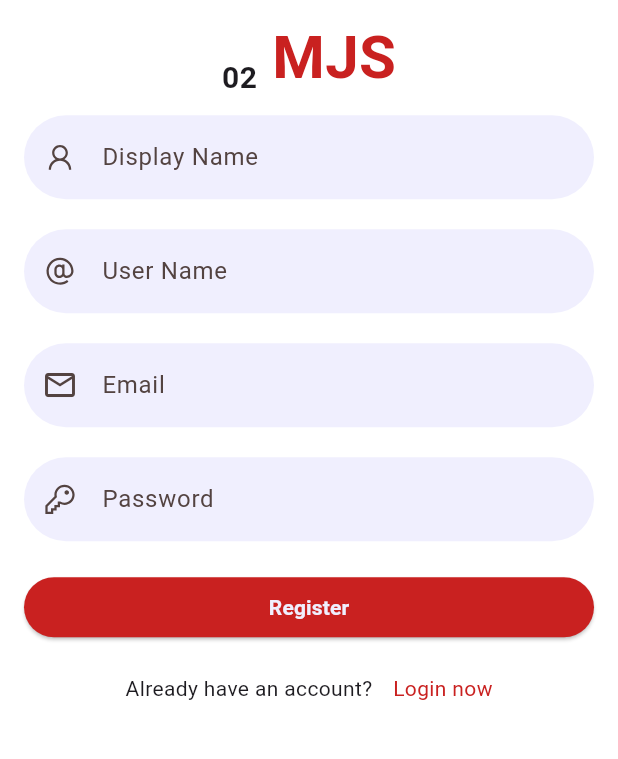
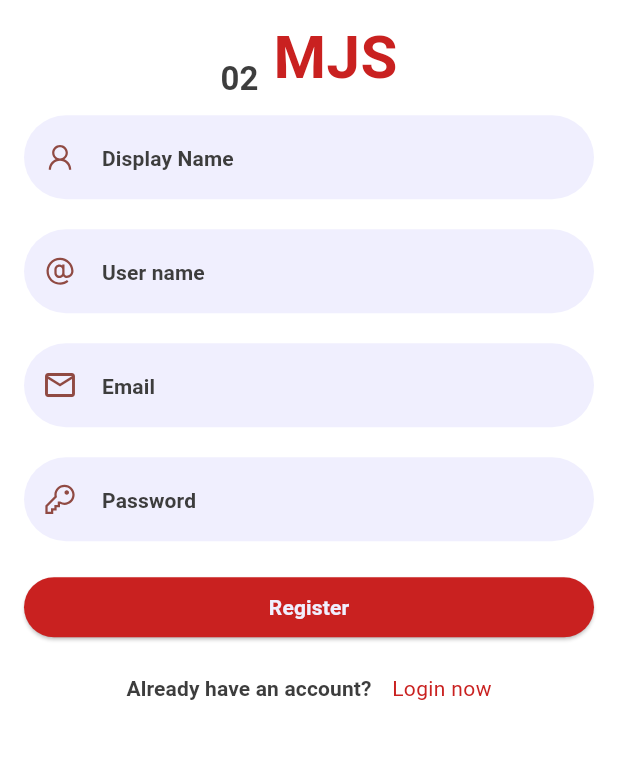
Before and after one commit to mjaber5/MJS, a Flutter app: the screen it shows after launch, after a tap on "Regist now", on a phone screen of 412 x 824 dp, the part 379-1138 px from its top. Run offline on Flutter 3.47's test engine with Material 3 defaults, Android fonts, the phone set to English and light mode, and no system bars; our stand-ins replace cloud_firestore, firebase_auth, firebase_core, flutter_svg, gap, google_fonts and 3 more; accounts and stored records are empty.

Commit message:
i build new theme according to device theme and lyaout screen

```diff
--- a/lib/main.dart
+++ b/lib/main.dart
@@ -3,6 +3,7 @@ import 'package:flutter/material.dart';
 import 'package:firebase_core/firebase_core.dart';
 import 'package:flutter/services.dart';
 import 'package:google_fonts/google_fonts.dart';
+import 'package:social_media_project/colors/app_color.dart';
 import 'package:social_media_project/layout.dart';
 import 'package:social_media_project/pages/auth/login_page.dart';
 import 'firebase_options.dart';
@@ -19,12 +20,12 @@ Future<void> main() async {
 }
 
 final ColorScheme colorScheme = ColorScheme.fromSeed(
-  seedColor: const Color(0xffc92120),
+  seedColor: kPrimaryColor,
   background: const Color.fromARGB(255, 255, 255, 255),
   brightness: Brightness.light,
 );
 final ColorScheme darkColorScheme = ColorScheme.fromSeed(
-  seedColor: const Color(0xffc92120),
+  seedColor: kPrimaryColor,
   background: const Color.fromARGB(255, 0, 0, 0),
   brightness: Brightness.dark,
 );
@@ -36,22 +37,21 @@ class SocialApp extends StatelessWidget {
   Widget build(BuildContext context) {
     return MaterialApp(
       debugShowCheckedModeBanner: false,
-      themeMode: ThemeMode.system,
       theme: ThemeData().copyWith(
         colorScheme: colorScheme,
         scaffoldBackgroundColor: colorScheme.background,
         textTheme: GoogleFonts.ubuntuCondensedTextTheme().copyWith(
           titleSmall: GoogleFonts.ubuntuCondensed(
             fontWeight: FontWeight.bold,
-            color: Colors.black,
+            color: const Color.fromARGB(255, 61, 61, 61),
           ),
           titleMedium: GoogleFonts.ubuntuCondensed(
             fontWeight: FontWeight.bold,
-            color: Colors.black,
+            color: const Color.fromARGB(255, 61, 61, 61),
           ),
           titleLarge: GoogleFonts.ubuntuCondensed(
             fontWeight: FontWeight.bold,
-            color: Colors.black,
+            color: const Color.fromARGB(255, 61, 61, 61),
           ),
         ),
         elevatedButtonTheme: ElevatedButtonThemeData(
@@ -66,19 +66,20 @@ class SocialApp extends StatelessWidget {
         textTheme: GoogleFonts.ubuntuCondensedTextTheme().copyWith(
           titleSmall: GoogleFonts.ubuntuCondensed(
             fontWeight: FontWeight.bold,
-            color: Colors.white,
+            color: const Color.fromARGB(255, 144, 144, 144),
           ),
           titleMedium: GoogleFonts.ubuntuCondensed(
             fontWeight: FontWeight.bold,
-            color: Colors.white,
+            color: const Color.fromARGB(255, 144, 144, 144),
           ),
           titleLarge: GoogleFonts.ubuntuCondensed(
-              fontWeight: FontWeight.bold, color: Colors.white),
+            fontWeight: FontWeight.bold,
+            color: const Color.fromARGB(255, 144, 144, 144),
+          ),
         ),
         elevatedButtonTheme: ElevatedButtonThemeData(
           style: ElevatedButton.styleFrom(
-            backgroundColor: darkColorScheme.onPrimary,
-          ),
+              backgroundColor: darkColorScheme.onPrimary),
         ),
       ),
       home: StreamBuilder<User?>(
--- a/lib/pages/auth/login_page.dart
+++ b/lib/pages/auth/login_page.dart
@@ -1,3 +1,5 @@
+// ignore_for_file: use_build_context_synchronously
+
 import 'dart:developer';
 
 import 'package:flutter/material.dart';
@@ -67,12 +69,9 @@ class _LoginPageState extends State<LoginPage> {
                   crossAxisAlignment: CrossAxisAlignment.end,
                   mainAxisAlignment: MainAxisAlignment.center,
                   children: [
-                    const Text(
+                    Text(
                       "02",
-                      style: TextStyle(
-                        fontSize: 20,
-                        fontWeight: FontWeight.bold,
-                      ),
+                      style: Theme.of(context).textTheme.titleMedium,
                     ),
                     const Gap(10),
                     Text(
@@ -92,8 +91,12 @@ class _LoginPageState extends State<LoginPage> {
                   decoration: InputDecoration(
                       fillColor: kWhiteColor,
                       filled: true,
-                      prefixIcon: const Icon(Icons.email_outlined),
+                      prefixIcon: Icon(
+                        Icons.email_outlined,
+                        color: Theme.of(context).colorScheme.primary,
+                      ),
                       hintText: "Email",
+                      hintStyle: Theme.of(context).textTheme.titleSmall,
                       border: OutlineInputBorder(
                           borderSide: BorderSide.none,
                           borderRadius: BorderRadius.circular(30)),
@@ -109,8 +112,12 @@ class _LoginPageState extends State<LoginPage> {
                   decoration: InputDecoration(
                       fillColor: kWhiteColor,
                       filled: true,
-                      prefixIcon: const Icon(LineIcons.key),
+                      prefixIcon: Icon(
+                        LineIcons.key,
+                        color: Theme.of(context).colorScheme.primary,
+                      ),
                       hintText: "Password",
+                      hintStyle: Theme.of(context).textTheme.titleSmall,
                       border: OutlineInputBorder(
                           borderSide: BorderSide.none,
                           borderRadius: BorderRadius.circular(30)),
@@ -144,7 +151,10 @@ class _LoginPageState extends State<LoginPage> {
                 Row(
                   mainAxisAlignment: MainAxisAlignment.center,
                   children: [
-                    const Text("Dont have an account? "),
+                    Text(
+                      "Dont have an account? ",
+                      style: Theme.of(context).textTheme.titleSmall,
+                    ),
                     const Gap(10),
                     GestureDetector(
                         onTap: () {
--- a/lib/pages/auth/register_page.dart
+++ b/lib/pages/auth/register_page.dart
@@ -63,12 +63,9 @@ class _RegisterPageState extends State<RegisterPage> {
                   crossAxisAlignment: CrossAxisAlignment.end,
                   mainAxisAlignment: MainAxisAlignment.center,
                   children: [
-                    const Text(
+                    Text(
                       "02",
-                      style: TextStyle(
-                        fontSize: 20,
-                        fontWeight: FontWeight.bold,
-                      ),
+                      style: Theme.of(context).textTheme.titleLarge,
                     ),
                     const Gap(10),
                     Text(
@@ -87,8 +84,12 @@ class _RegisterPageState extends State<RegisterPage> {
                   decoration: InputDecoration(
                       fillColor: kWhiteColor,
                       filled: true,
-                      prefixIcon: const Icon(LineIcons.user),
+                      prefixIcon: Icon(
+                        LineIcons.user,
+                        color: Theme.of(context).colorScheme.primary,
+                      ),
                       hintText: "Display Name",
+                      hintStyle: Theme.of(context).textTheme.titleSmall,
                       border: OutlineInputBorder(
                           borderSide: BorderSide.none,
                           borderRadius: BorderRadius.circular(30)),
@@ -103,8 +104,12 @@ class _RegisterPageState extends State<RegisterPage> {
                   decoration: InputDecoration(
                       fillColor: kWhiteColor,
                       filled: true,
-                      prefixIcon: const Icon(LineIcons.at),
-                      hintText: "User Name",
+                      prefixIcon: Icon(
+                        LineIcons.at,
+                        color: Theme.of(context).colorScheme.primary,
+                      ),
+                      hintText: "User name",
+                      hintStyle: Theme.of(context).textTheme.titleSmall,
                       border: OutlineInputBorder(
                           borderSide: BorderSide.none,
                           borderRadius: BorderRadius.circular(30)),
@@ -119,8 +124,12 @@ class _RegisterPageState extends State<RegisterPage> {
                   decoration: InputDecoration(
                       fillColor: kWhiteColor,
                       filled: true,
-                      prefixIcon: const Icon(Icons.email_outlined),
+                      prefixIcon: Icon(
+                        Icons.email_outlined,
+                        color: Theme.of(context).colorScheme.primary,
+                      ),
                       hintText: "Email",
+                      hintStyle: Theme.of(context).textTheme.titleSmall,
                       border: OutlineInputBorder(
                           borderSide: BorderSide.none,
                           borderRadius: BorderRadius.circular(30)),
@@ -136,8 +145,12 @@ class _RegisterPageState extends State<RegisterPage> {
                   decoration: InputDecoration(
                       fillColor: kWhiteColor,
                       filled: true,
-                      prefixIcon: const Icon(LineIcons.key),
+                      prefixIcon: Icon(
+                        LineIcons.key,
+                        color: Theme.of(context).colorScheme.primary,
+                      ),
                       hintText: "Password",
+                      hintStyle: Theme.of(context).textTheme.titleSmall,
                       border: OutlineInputBorder(
                           borderSide: BorderSide.none,
                           borderRadius: BorderRadius.circular(30)),
@@ -161,7 +174,9 @@ class _RegisterPageState extends State<RegisterPage> {
                         child: Text(
                           "Register",
                           style: TextStyle(
-                              fontWeight: FontWeight.bold, color: kWhiteColor),
+                            fontWeight: FontWeight.bold,
+                            color: kWhiteColor,
+                          ),
                         ),
                       ),
                     )
@@ -171,7 +186,10 @@ class _RegisterPageState extends State<RegisterPage> {
                 Row(
                   mainAxisAlignment: MainAxisAlignment.center,
                   children: [
-                    const Text("Already have an account? "),
+                    Text(
+                      "Already have an account? ",
+                      style: Theme.of(context).textTheme.titleSmall,
+                    ),
                     const Gap(10),
                     GestureDetector(
                         onTap: () {
--- a/lib/pages/profile.dart
+++ b/lib/pages/profile.dart
@@ -25,7 +25,7 @@ class _ProfilePageState extends State<ProfilePage> {
       body: Center(
         child: Text(
           'ProfilePage',
-          style: Theme.of(context).textTheme.bodyLarge,
+          style: Theme.of(context).textTheme.titleLarge,
         ),
       ),
     );
--- a/pubspec.yaml
+++ b/pubspec.yaml
@@ -41,6 +41,8 @@ dependencies:
   flutter_svg: ^2.0.10+1
   gap: ^3.0.1
   line_icons: ^2.0.3
+  iconsax: ^0.0.8
+  ionicons: ^0.2.2
   google_fonts: ^6.2.1
 
 dev_dependencies:
```
Also changed, not shown: lib/layout.dart (+20 -14 lines), lib/pages/add.dart (+5 -2 lines), lib/pages/home.dart (+5 -2 lines), lib/pages/search.dart (+5 -2 lines), pubspec.lock.
